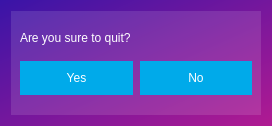
Above: memority/ui/submit_exit.ui from Memority/memority before the change. Below: the same form after it.
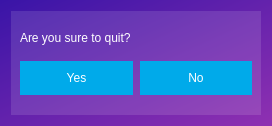
That is the form after the change. Icons and pictures are not drawn.

The edit to the form file:
```diff
--- a/memority/ui/submit_exit.ui
+++ b/memority/ui/submit_exit.ui
@@ -31,7 +31,7 @@
   </property>
   <property name="styleSheet">
    <string notr="true">QWidget{
-background: qlineargradient(spread:pad, x1:0, y1:0, x2:0.9801, y2:1, stop:0 rgba(57, 20, 167, 255), stop:0.995025 rgb(175, 26, 146));
+background: qlineargradient(spread:pad, x1:0, y1:0, x2:0.9801, y2:1, stop:0 rgba(57, 20, 167, 255), stop:0.995025 rgb(142, 48, 177));
 color: #fff;
 }
 QDialog{
```
